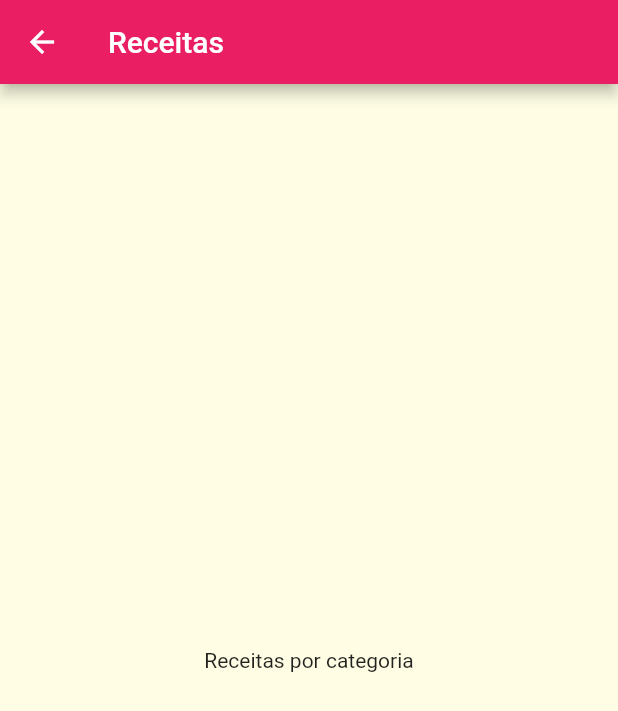
After one commit to vanderloureiro/app-meals, a Flutter app: the screen it shows after launch, after a tap on "Italiano", on a phone screen of 412 x 824 dp. The commit adds this screen. Shown: the top 711 px of the screen. Run offline on Flutter 3.47's test engine with Material 2 defaults, Android fonts, the phone set to English and light mode, and no system bars.

Commit message:
Rota para CategoriesMealsPage

```diff
--- a/lib/components/category_item.dart
+++ b/lib/components/category_item.dart
@@ -1,6 +1,7 @@
 import 'package:flutter/material.dart';
 
 import '../models/category.dart';
+import '../pages/categories_meals_page.dart';
 
 class CategoryItem extends StatelessWidget {
 
@@ -8,9 +9,23 @@ class CategoryItem extends StatelessWidget {
 
   const CategoryItem(this.category, {Key? key}) : super(key: key);
 
+  void _selectCategory(BuildContext context) {
+    Navigator.of(context).push(
+        MaterialPageRoute(
+            builder: (_) {
+              return const CategoriesMealsPage();
+            },
+        ),
+    );
+  }
+
   @override
   Widget build(BuildContext context) {
-    return Container(
+    return InkWell(
+      onTap: () => _selectCategory(context),
+      splashColor: Theme.of(context).primaryColor,
+      borderRadius: BorderRadius.circular(15),
+      child: Container(
         padding: const EdgeInsets.all(15),
         child: Text(category.title,
           style: Theme.of(context).textTheme.titleMedium,
@@ -26,6 +41,7 @@ class CategoryItem extends StatelessWidget {
             end: Alignment.bottomRight
           )
         ),
+      ),
     );
   }
 }
--- /dev/null
+++ b/lib/pages/categories_meals_page.dart
@@ -0,0 +1,13 @@
+import 'package:flutter/material.dart';
+
+class CategoriesMealsPage extends StatelessWidget {
+  const CategoriesMealsPage({Key? key}) : super(key: key);
+
+  @override
+  Widget build(BuildContext context) {
+    return Scaffold(
+      appBar: AppBar(title: const Text("Receitas"),),
+      body: const Center(child: Text("Receitas por categoria"),),
+    );
+  }
+}
```
Lines whose indentation alone changed are shown as unchanged.
